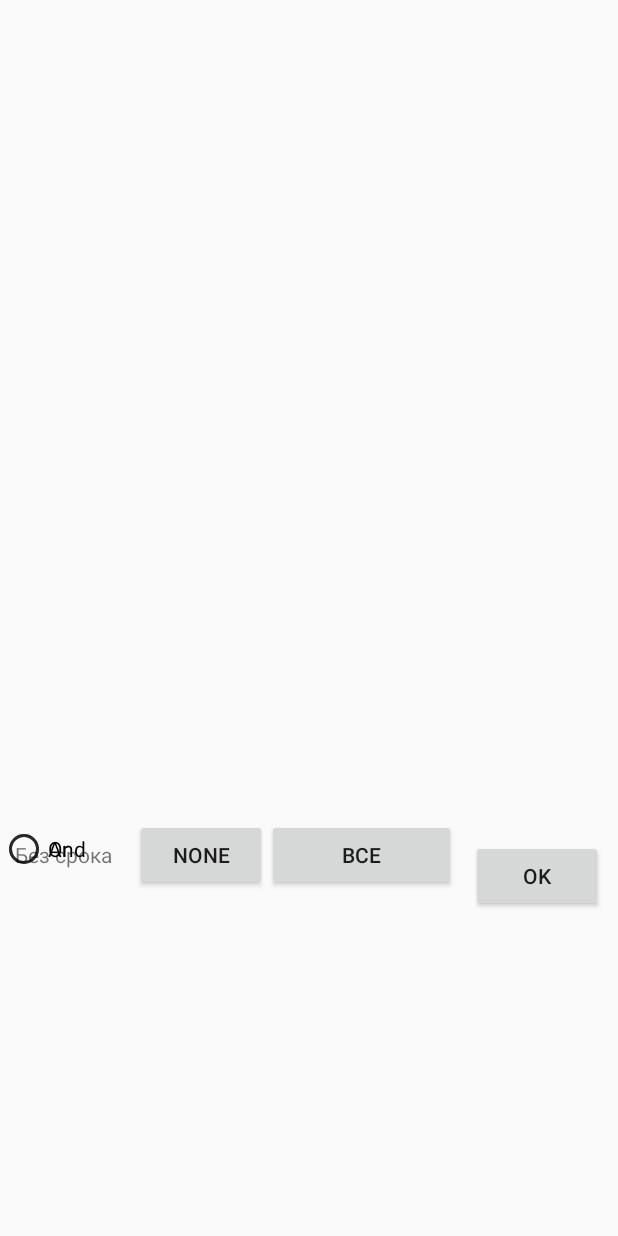
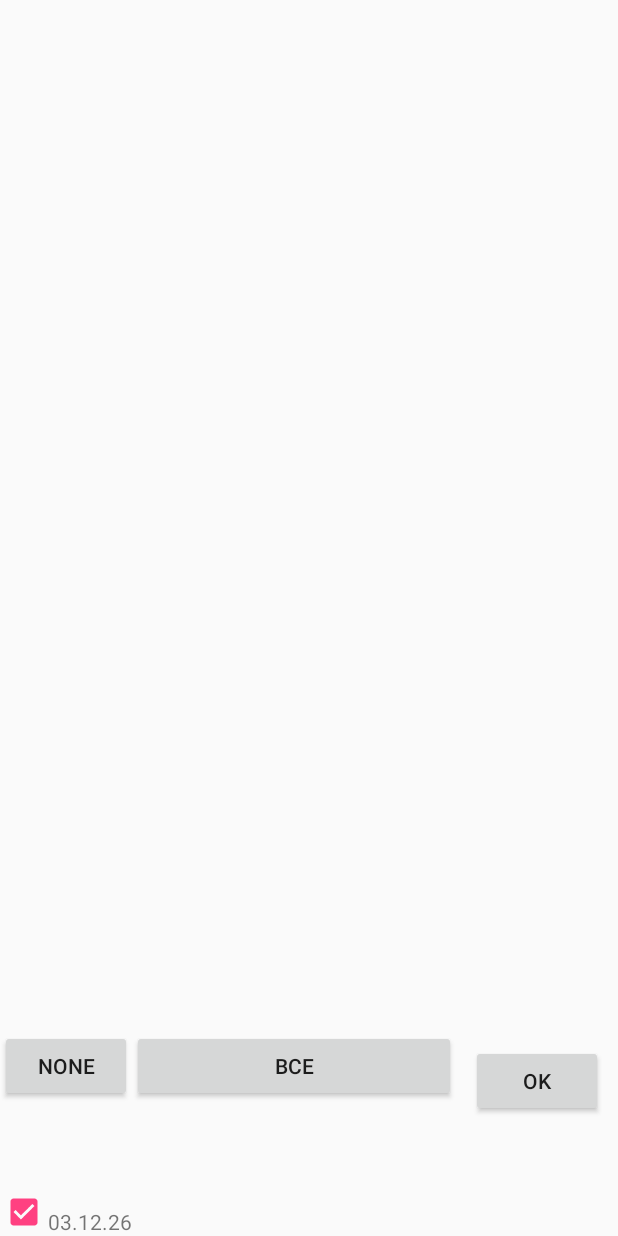
Before and after one commit to VovaShumel/Lofe, an Android app: the screen it shows after launch (ChooseTagsActivity), after a tap on an icon or button, on a phone screen of 412 x 824 dp. Run offline under Robolectric (Android 15) with nearby library versions, the phone set to English and light mode, and no system bars; 3 statements that could not run were skipped.

Commit message:
Кривенько начала работать сортировка по дате

```diff
--- a/app/build.gradle
+++ b/app/build.gradle
@@ -2,7 +2,6 @@ apply plugin: 'com.android.application'
 
 android {
     compileSdkVersion 25
-    buildToolsVersion '25.0.0'
     defaultConfig {
         applicationId "com.livejournal.lofe.lofe"
         minSdkVersion 16
--- a/app/src/main/java/com/livejournal/lofe/lofe/AddEditRecordActivity.java
+++ b/app/src/main/java/com/livejournal/lofe/lofe/AddEditRecordActivity.java
@@ -177,9 +177,10 @@ public class AddEditRecordActivity extends FragmentActivity implements View.OnCl
     void SetDateText(long ms) {
         if (ms == 0)
             tvDate.setText(R.string.DATE_UNDEFINED);
-        else
+        else {
             tvDate.setText(new SimpleDateFormat("dd.MM.yy HH:mm").format(new Date(ms)));
-            //tvDate.setText("" + ms);
+            MyLog.d("Тестируемый ярлык " + ms);
+        }
     }
 
 
--- a/app/src/main/java/com/livejournal/lofe/lofe/ChooseTagsActivity.java
+++ b/app/src/main/java/com/livejournal/lofe/lofe/ChooseTagsActivity.java
@@ -24,6 +24,7 @@ import android.widget.Toast;
 import java.text.SimpleDateFormat;
 import java.util.ArrayList;
 import java.util.Date;
+import java.util.GregorianCalendar;
 
 // Активити выбора ярлыков для сортировки по ярлыкам
 public class ChooseTagsActivity extends FragmentActivity implements View.OnClickListener,
@@ -32,7 +33,7 @@ public class ChooseTagsActivity extends FragmentActivity implements View.OnClick
     TextView tvDate;
     GridView gvTags;
     DB db;
-    long ms;
+    long msStartTime;   // Момент времени, с которого будем отображать ярлыки
 
     long[] idTags = {0};
 
@@ -42,7 +43,7 @@ public class ChooseTagsActivity extends FragmentActivity implements View.OnClick
     @Override
     protected void onCreate(Bundle savedInstanceState) {
         super.onCreate(savedInstanceState);
-        setContentView(R.layout.dialog_choose_tags);
+        setContentView(R.layout.activity_choose_tags);
 
         ibOk = (Button) findViewById(R.id.btnChooseTagsDialogOk);
         ibOk.setOnClickListener(this);
@@ -53,8 +54,13 @@ public class ChooseTagsActivity extends FragmentActivity implements View.OnClick
         ibAll = (Button) findViewById(R.id.btnChooseTagsDialogAll);
         ibAll.setOnClickListener(this);
 
-        tvDate = (TextView) findViewById(R.id.tvActChTagsDate);
+        tvDate = (TextView) findViewById(R.id.tvDate_aChooseTags);
         tvDate.setOnClickListener(this);
+
+        GregorianCalendar calendar = (GregorianCalendar) GregorianCalendar.getInstance();
+        //Date date = calendar.getTime();
+        msStartTime = calendar.getTimeInMillis();
+        tvDate.setText("" + new SimpleDateFormat("dd.MM.yy").format(new Date(msStartTime)));
 
         db = new DB(this);                                                                          // открываем подключение к БД
         db.open();
@@ -71,7 +77,7 @@ public class ChooseTagsActivity extends FragmentActivity implements View.OnClick
 
     public void onClick(View v) {
         switch (v.getId()) {
-            case R.id.tvActChTagsDate:
+            case R.id.tvDate_aChooseTags:
                 //Toast.makeText(this, "На дату нажимается", Toast.LENGTH_SHORT).show();
                 Intent intent = new Intent(this, AlarmActivity.class);
                 startActivityForResult(intent, 1);
@@ -90,6 +96,7 @@ public class ChooseTagsActivity extends FragmentActivity implements View.OnClick
                 } else {
                     intent.putExtra("tagId", 0);
                 }
+                intent.putExtra("msStartTime", msStartTime);
                 setResult(RESULT_OK, intent);
                 finish();
                 break;
@@ -99,11 +106,11 @@ public class ChooseTagsActivity extends FragmentActivity implements View.OnClick
     @Override
     protected void onActivityResult(int requestCode, int resultCode, Intent data) {
         if (data == null) {return;}         // TODO тут тоже соответственно упростить?
-        ms = data.getLongExtra("ms", 0);
-        if (ms == 0)
+        msStartTime = data.getLongExtra("ms", 0);
+        if (msStartTime == 0)
             tvDate.setText(R.string.DATE_UNDEFINED);
         else
-            tvDate.setText("Не раньше " + new SimpleDateFormat("dd.MM.yy").format(new Date(ms)));
+            tvDate.setText("" + new SimpleDateFormat("dd.MM.yy").format(new Date(msStartTime)));
     }
 
     @Override
--- a/app/src/main/java/com/livejournal/lofe/lofe/MainActivity.java
+++ b/app/src/main/java/com/livejournal/lofe/lofe/MainActivity.java
@@ -33,7 +33,7 @@ public class MainActivity extends FragmentActivity implements View.OnClickListen
     private static final int CM_DELETE_ID = 2;
     public ListView lvData;
     DB db;
-    long tagId = 0;
+    long tagId, msStartTime = 0;
     int position = 0;
     SimpleCursorAdapter scAdapter;
     ImageButton ibFilter;
@@ -139,6 +139,7 @@ public class MainActivity extends FragmentActivity implements View.OnClickListen
     protected void onActivityResult(int requestCode, int resultCode, Intent data) {
         if (data == null) {return;}
         tagId = data.getLongExtra("tagId", 0);
+        msStartTime = data.getLongExtra("msStartTime", 0);
         getSupportLoaderManager().restartLoader(0, null, this);
         getSupportLoaderManager().getLoader(0).forceLoad();
     }
@@ -180,7 +181,7 @@ public class MainActivity extends FragmentActivity implements View.OnClickListen
 
     @Override
     public Loader<Cursor> onCreateLoader(int id, Bundle bndl) {
-        return new MyCursorLoader(this, db, tagId);
+        return new MyCursorLoader(this, db, tagId, msStartTime);
     }
 
     @Override
@@ -201,19 +202,20 @@ public class MainActivity extends FragmentActivity implements View.OnClickListen
     static private class MyCursorLoader extends CursorLoader {
 
         DB db;
-        long id;
+        long id, msStartTime;
 
-        private MyCursorLoader(Context context, DB db, long id) {
+        private MyCursorLoader(Context context, DB db, long id, long msStartTime) {
             super(context);
             this.db = db;
             this.id = id;
+            this.msStartTime = msStartTime;
         }
 
         @Override
         public Cursor loadInBackground() {
             Cursor cursor;
             if (id == 0)
-                cursor = db.getAllData();
+                cursor = db.getAllData(msStartTime);
             else {
                 cursor = db.getTagedRecord(id);
 
--- a/app/src/main/res/layout/dialog_choose_tags.xml
+++ b/app/src/main/res/layout/activity_choose_tags.xml
@@ -4,11 +4,10 @@
     android:layout_height="match_parent"
     android:orientation="vertical">
 
-    <!-- TODO переименовать в активити -->
-
     <LinearLayout
         android:layout_width="match_parent"
-        android:layout_height="550dp"
+        android:layout_height="0dp"
+        android:layout_weight="5"
         android:orientation="vertical">
 
         <GridView
@@ -22,33 +21,23 @@
 
 
     <RelativeLayout
-        android:layout_width="wrap_content"
-        android:layout_height="wrap_content">
-
-        <TextView
-            android:id="@+id/tvActChTagsDate"
-            android:layout_marginLeft="10dp"
-            android:layout_marginTop="10dp"
-            android:layout_width="80dp"
-            android:layout_height="wrap_content"
-            android:textSize="14sp"
-            android:text="@string/DATE_UNDEFINED" />
+        android:layout_width="match_parent"
+        android:layout_height="0dp"
+        android:layout_weight="1">
 
         <Button
             android:id="@+id/btnChooseTagsDialogNone"
             android:layout_width="wrap_content"
             android:layout_height="wrap_content"
             android:text="@string/BtnNameNone"
-            android:layout_alignBaseline="@+id/tvActChTagsDate"
-            android:layout_alignBottom="@+id/tvActChTagsDate"
-            android:layout_toRightOf="@+id/tvActChTagsDate" />
+            android:layout_alignParentTop="true"
+            android:layout_alignParentLeft="true" />
 
         <Button
             android:id="@+id/btnChooseTagsDialogAll"
             android:layout_width="wrap_content"
             android:layout_height="wrap_content"
-            android:layout_alignBaseline="@+id/tvActChTagsDate"
-            android:layout_alignBottom="@+id/tvActChTagsDate"
+            android:layout_alignParentTop="true"
             android:text="@string/BtnNameAll"
             android:layout_toLeftOf="@+id/btnChooseTagsDialogOk"
             android:layout_toRightOf="@+id/btnChooseTagsDialogNone"/>
@@ -73,5 +62,25 @@
             android:layout_height="wrap_content"
             android:text="Or" />
 
+        <CheckBox
+            android:id="@+id/cbApplyTime_aChooseTags"
+            android:layout_width="wrap_content"
+            android:layout_height="wrap_content"
+            android:layout_alignParentBottom="true"
+            android:layout_alignParentLeft="true"
+            android:layout_alignParentStart="true"
+            android:checked="true"
+            android:gravity="bottom|left"
+            android:text="" />
+
+        <TextView
+            android:id="@+id/tvDate_aChooseTags"
+            android:layout_width="wrap_content"
+            android:layout_height="wrap_content"
+            android:layout_alignParentBottom="true"
+            android:layout_toEndOf="@+id/cbApplyTime_aChooseTags"
+            android:layout_toRightOf="@+id/cbApplyTime_aChooseTags"
+            android:text="TextView" />
+
     </RelativeLayout>
 </LinearLayout>
```
Also changed, not shown: app/src/main/java/com/livejournal/lofe/lofe/DB.java (+25 -2 lines), app/src/main/java/com/livejournal/lofe/lofe/TimeUtil.java (added, +8 -0 lines).
